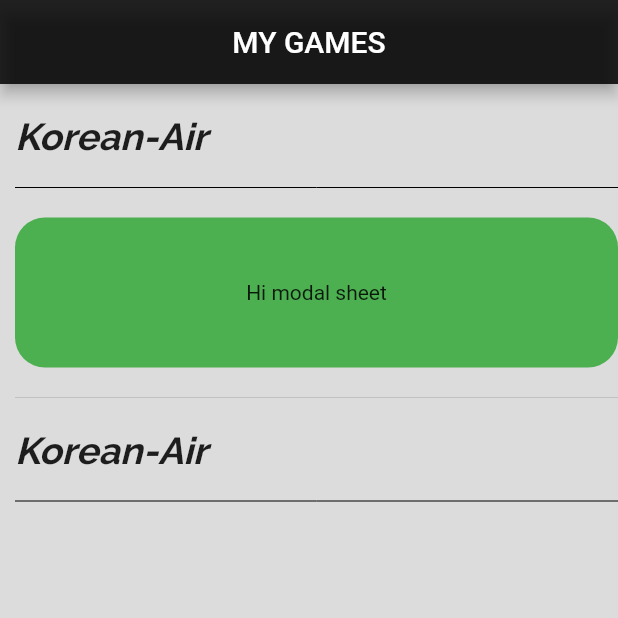
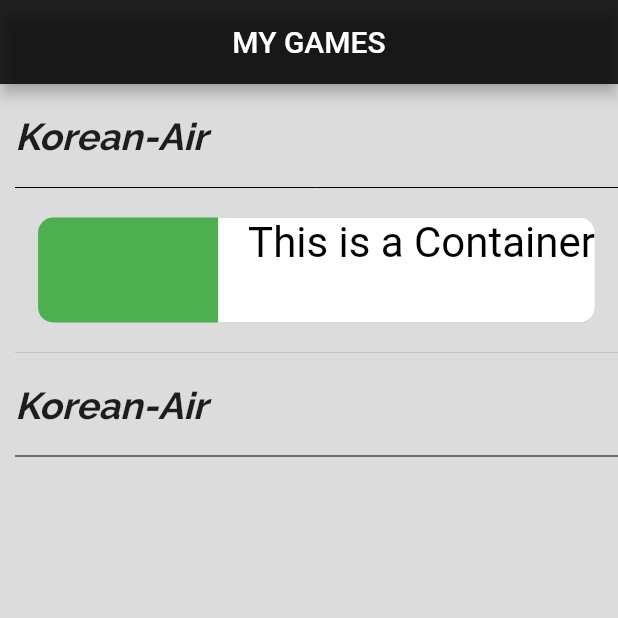
Before and after one commit to GeonwooVincentKim/Flutter_Several_Function, a Flutter app: the screen it shows after launch, on a phone screen of 412 x 824 dp, the top half of it. Run offline on Flutter 3.47's test engine with Material 2 defaults, Android fonts, the phone set to English and light mode, and no system bars.

Commit message:
Expanded image-layer, but..

```diff
--- a/lib/Home.dart
+++ b/lib/Home.dart
@@ -53,41 +53,42 @@ class Body extends StatelessWidget{
             ),
 
             Container(
-              height: 100.0,
-              color: Colors.transparent,
-              child: new Container(
-                  decoration: new BoxDecoration(
-                      color: Colors.green,
-                      borderRadius: new BorderRadius.only(
-                        topLeft: const Radius.circular(20.0),
-                        topRight: const Radius.circular(20.0),
-                        bottomLeft: const Radius.circular(20.0),
-                        bottomRight: const Radius.circular(20.0),
-                      )
-                  ),
-                  child: new Center(
-                    child: new Text("Hi modal sheet"),
-                  )
+              // height: 100.0,
+              // color: Colors.transparent,
+              // child: new Container(
+              //     decoration: new BoxDecoration(
+              //         color: Colors.green,
+              //         borderRadius: new BorderRadius.only(
+              //           topLeft: const Radius.circular(20.0),
+              //           topRight: const Radius.circular(20.0),
+              //           bottomLeft: const Radius.circular(20.0),
+              //           bottomRight: const Radius.circular(20.0),
+              //         )
+              //     ),
+              //     child: new Center(
+              //       child: new Text("Hi modal sheet"),
+              //     )
+              // ),
+              padding: EdgeInsets.only(left: 120.0),
+              decoration: BoxDecoration(
+                borderRadius: BorderRadius.circular(10.0),
+                color: Colors.green,
               ),
-              // padding: EdgeInsets.only(left: 12.0),
-              // decoration: BoxDecoration(
-              //   borderRadius: BorderRadius.circular(10.0),
-              //   color: Colors.green,
-              // ),
-              // height: 50,
-              // child: Container(
-              //   decoration: BoxDecoration(
-              //     borderRadius: BorderRadius.only(
-              //         topRight: Radius.circular(10.0),
-              //         bottomRight: Radius.circular(10.0)),
-              //     color: Colors.white,
-              //   ),
-              //   child: Text(
-              //     'This is a Container',
-              //     textScaleFactor: 2,
-              //     style: TextStyle(color: Colors.black),
-              //   ),
-              // ),
+              height: 70,
+              child: Container(
+                padding: EdgeInsets.only(left: 20),
+                decoration: BoxDecoration(
+                  borderRadius: BorderRadius.only(
+                      topRight: Radius.circular(10.0),
+                      bottomRight: Radius.circular(10.0)),
+                  color: Colors.white,
+                ),
+                child: Text(
+                  'This is a Container',
+                  textScaleFactor: 2,
+                  style: TextStyle(color: Colors.black),
+                ),
+              ),
             ),
            // Center(
               // child: ClipRect(
```
